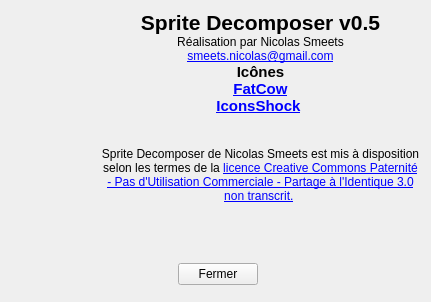
Above: aboutdialog.ui from alexzk1/sprite_decompose before the change. Below: the same form after it.
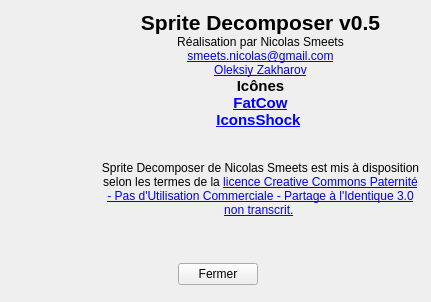
That is the form after the change. Icons and pictures are not drawn.

Commit message: updated about dialog to show current configured version (in main.cpp) instead static text

Patch:
```diff
--- a/aboutdialog.ui
+++ b/aboutdialog.ui
@@ -50,7 +50,7 @@
      <x>100</x>
      <y>10</y>
      <width>321</width>
-     <height>231</height>
+     <height>241</height>
     </rect>
    </property>
    <layout class="QVBoxLayout" name="verticalLayout">
@@ -106,6 +106,16 @@
       </property>
      </widget>
     </item>
+    <item>
+     <widget class="QLabel" name="author_zk">
+      <property name="text">
+       <string>&lt;a href='mailto:alexzkhr@gmail.com'&gt;Oleksiy Zakharov&lt;/a&gt;</string>
+      </property>
+      <property name="alignment">
+       <set>Qt::AlignCenter</set>
+      </property>
+     </widget>
+    </item>
     <item>
      <widget class="QLabel" name="icons">
       <property name="font">
```
The commit also changes 3 other files.
